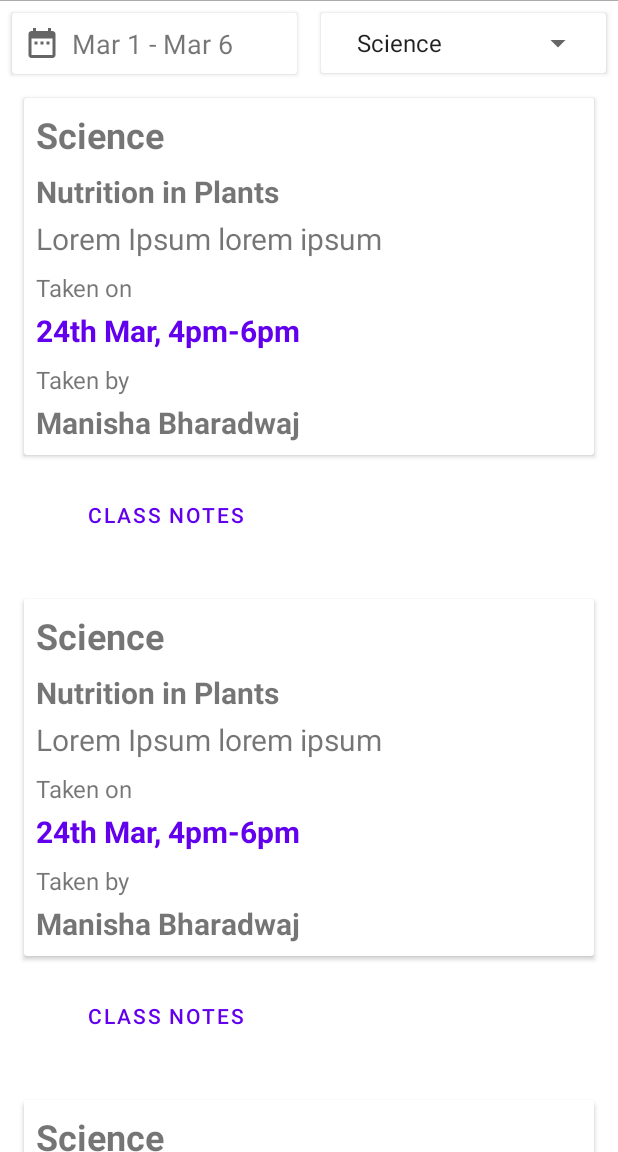
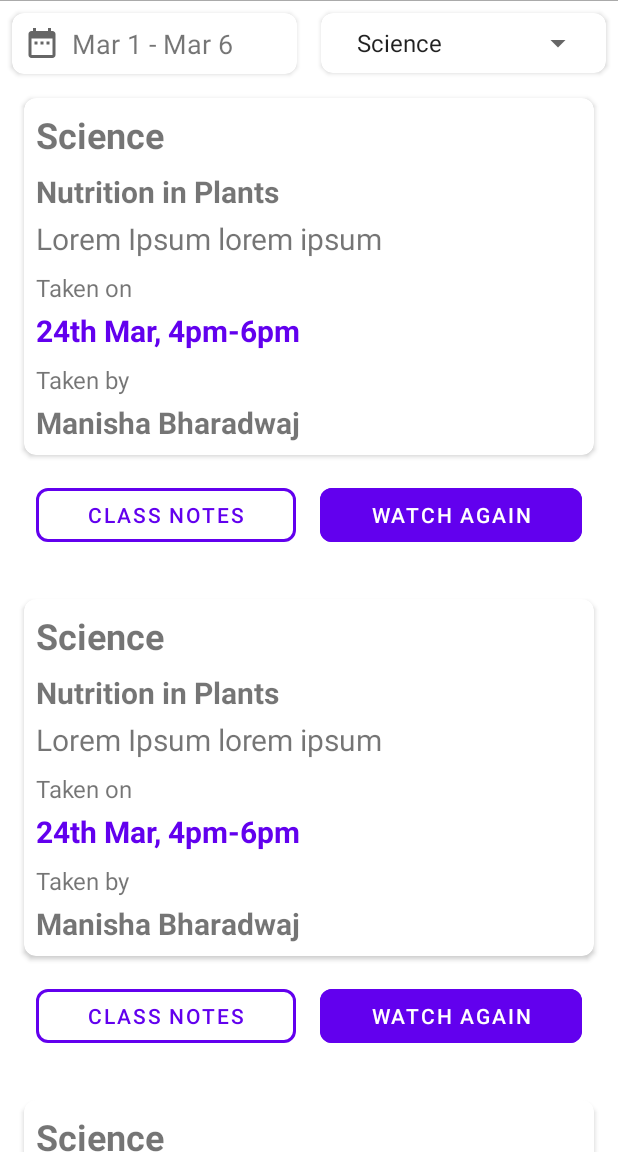
Before and after one commit to 14likhit/Classiya, an Android app: the screen it shows after launch (HomeActivity), after a tap on "Science", on a phone screen of 412 x 824 dp, the part 84-1236 px from its top. Run offline under Robolectric (Android 15) with nearby library versions, the phone set to English and light mode, and no system bars; our stand-ins replace data binding; 1 other tap on this screen came first.

Commit message:
Updated corner radius.

```diff
--- a/app/src/main/res/layout/layout_item_card_horizontal_image_text.xml
+++ b/app/src/main/res/layout/layout_item_card_horizontal_image_text.xml
@@ -1,5 +1,6 @@
 <?xml version="1.0" encoding="utf-8"?>
-<layout xmlns:android="http://schemas.android.com/apk/res/android">
+<layout xmlns:android="http://schemas.android.com/apk/res/android"
+    xmlns:app="http://schemas.android.com/apk/res-auto">
 
     <data>
 
@@ -8,7 +9,8 @@
     <androidx.cardview.widget.CardView
         android:id="@+id/container_card_view"
         android:layout_width="match_parent"
-        android:layout_height="wrap_content">
+        android:layout_height="wrap_content"
+        app:cardCornerRadius="@dimen/dimen_8_dp">
 
         <LinearLayout
             android:id="@+id/container_linear_layout"
--- a/app/src/main/res/layout/layout_item_card_spinner.xml
+++ b/app/src/main/res/layout/layout_item_card_spinner.xml
@@ -1,5 +1,6 @@
 <?xml version="1.0" encoding="utf-8"?>
-<layout xmlns:android="http://schemas.android.com/apk/res/android">
+<layout xmlns:android="http://schemas.android.com/apk/res/android"
+    xmlns:app="http://schemas.android.com/apk/res-auto">
 
     <data>
 
@@ -8,7 +9,8 @@
     <androidx.cardview.widget.CardView
         android:id="@+id/container_card_view"
         android:layout_width="match_parent"
-        android:layout_height="wrap_content">
+        android:layout_height="wrap_content"
+        app:cardCornerRadius="@dimen/dimen_8_dp">
 
         <LinearLayout
             android:id="@+id/container_linear_layout"
--- a/app/src/main/res/layout/layout_item_class.xml
+++ b/app/src/main/res/layout/layout_item_class.xml
@@ -10,6 +10,7 @@
         android:id="@+id/class_card_view"
         android:layout_width="match_parent"
         android:layout_height="wrap_content"
+        app:cardCornerRadius="@dimen/dimen_8_dp"
         app:cardBackgroundColor="@android:color/white">
 
         <androidx.constraintlayout.widget.ConstraintLayout
--- a/app/src/main/res/layout/layout_item_class_buttons.xml
+++ b/app/src/main/res/layout/layout_item_class_buttons.xml
@@ -12,7 +12,7 @@
         android:layout_height="wrap_content"
         android:orientation="horizontal">
 
-        <androidx.appcompat.widget.AppCompatButton
+        <com.google.android.material.button.MaterialButton
             android:id="@+id/class_notes_button"
             style="@style/Widget.MaterialComponents.Button.OutlinedButton"
             android:layout_width="wrap_content"
@@ -22,11 +22,11 @@
             android:layout_weight="1"
             android:text="@string/class_notes"
             app:backgroundTint="@android:color/white"
-            app:cornerRadius="@dimen/dimen_16_dp"
+            app:cornerRadius="@dimen/dimen_8_dp"
             app:strokeColor="@color/colorPrimary"
-            app:strokeWidth="@dimen/dimen_8_dp" />
+            app:strokeWidth="@dimen/dimen_2_dp" />
 
-        <androidx.appcompat.widget.AppCompatButton
+        <com.google.android.material.button.MaterialButton
             android:id="@+id/class_watch_again_button"
             style="@style/Widget.MaterialComponents.Button.OutlinedButton"
             android:layout_width="wrap_content"
@@ -37,9 +37,9 @@
             android:text="@string/class_watch_again"
             android:textColor="@android:color/white"
             app:backgroundTint="@color/colorPrimary"
-            app:cornerRadius="@dimen/dimen_16_dp"
+            app:cornerRadius="@dimen/dimen_8_dp"
             app:strokeColor="@color/colorPrimary"
-            app:strokeWidth="@dimen/dimen_8_dp" />
+            app:strokeWidth="@dimen/dimen_2_dp" />
 
     </LinearLayout>
 </layout>
--- a/app/src/main/res/values/dimens.xml
+++ b/app/src/main/res/values/dimens.xml
@@ -1,5 +1,6 @@
 <?xml version="1.0" encoding="utf-8"?>
 <resources>
+    <dimen name="dimen_2_dp">2dp</dimen>
     <dimen name="dimen_4_dp">4dp</dimen>
     <dimen name="dimen_8_dp">8dp</dimen>
     <dimen name="dimen_12_dp">12dp</dimen>
```
